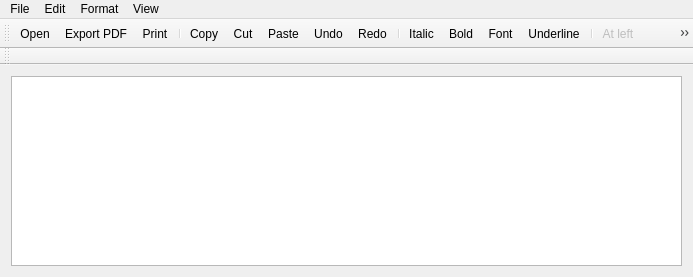
The window that notepad.ui (letol/shared-editor) describes before a commit, drawn with Qt 5.
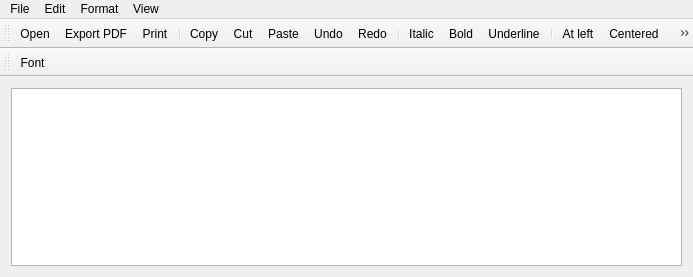
The same window after the commit. Icons and pictures are not drawn.

The edit to the form file:
```diff
--- a/notepad.ui
+++ b/notepad.ui
@@ -116,7 +116,6 @@
    <addaction name="separator"/>
    <addaction name="actionItalic"/>
    <addaction name="actionBold"/>
-   <addaction name="actionFont"/>
    <addaction name="actionUnderline"/>
    <addaction name="separator"/>
    <addaction name="actionAt_left_2"/>
@@ -138,6 +137,7 @@
    <attribute name="toolBarBreak">
     <bool>true</bool>
    </attribute>
+   <addaction name="actionFont"/>
   </widget>
   <action name="actionOpen">
    <property name="icon">
@@ -390,7 +390,7 @@
   </action>
   <action name="actionAt_left_2">
    <property name="enabled">
-    <bool>false</bool>
+    <bool>true</bool>
    </property>
    <property name="icon">
     <iconset resource="notepad.qrc">
@@ -402,7 +402,7 @@
   </action>
   <action name="actionCentered_2">
    <property name="enabled">
-    <bool>false</bool>
+    <bool>true</bool>
    </property>
    <property name="icon">
     <iconset>
@@ -415,7 +415,7 @@
   </action>
   <action name="actionAt_right_2">
    <property name="enabled">
-    <bool>false</bool>
+    <bool>true</bool>
    </property>
    <property name="icon">
     <iconset resource="notepad.qrc">
```
Left out of the diff: 2 changed lines with no effect on the pictures.
